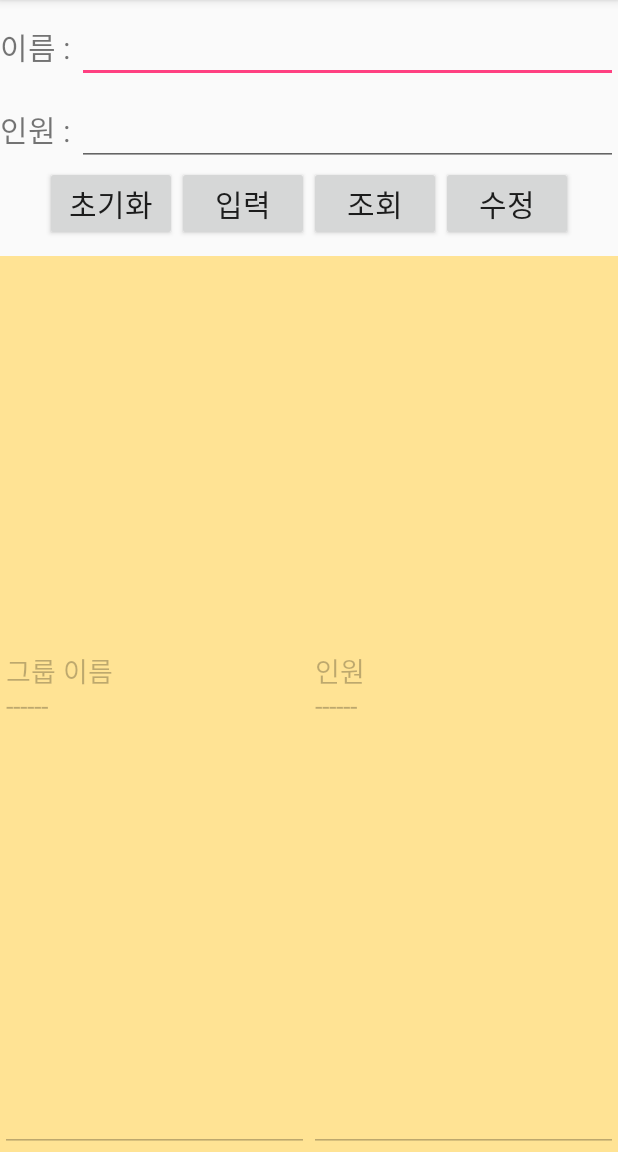
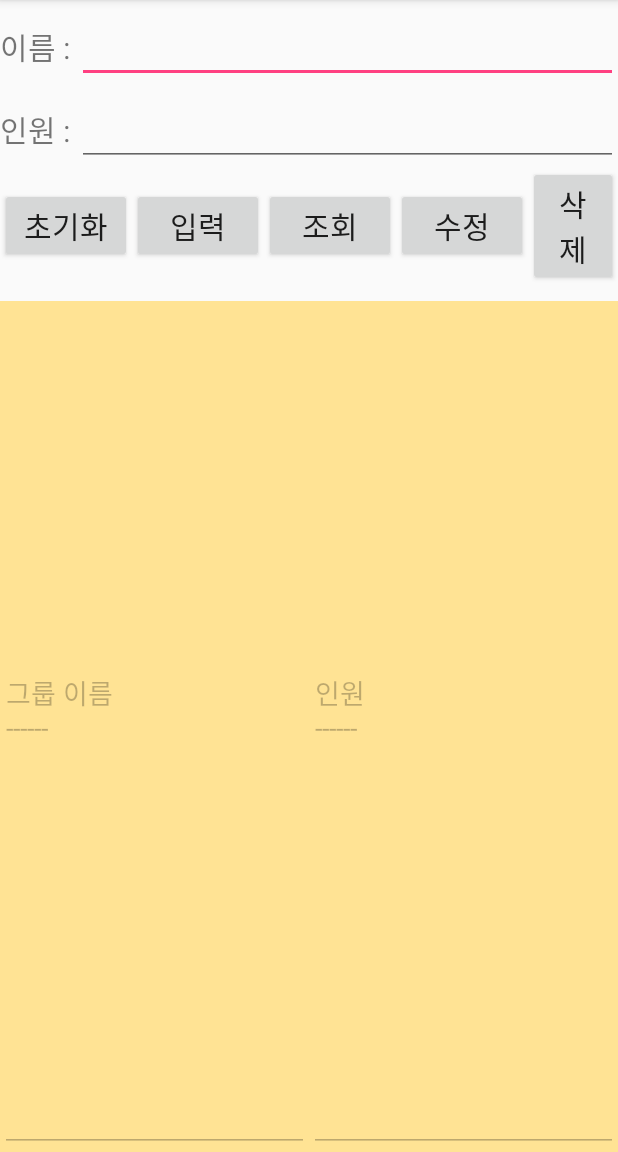
Before and after one commit to benignstar/DBEx, an Android app: the screen it shows after launch (MainActivity), after a tap on "수정", on a phone screen of 412 x 824 dp, the part 84-1236 px from its top. Run offline under Robolectric (Android 15) with nearby library versions, the phone set to English and light mode, and no system bars; 1 statement that could not run was skipped; 3 other taps on this screen came first.

Commit message:
delete Button Handling

```diff
--- a/app/src/main/java/benignstar/kr/hs/emirim/dbex/MainActivity.java
+++ b/app/src/main/java/benignstar/kr/hs/emirim/dbex/MainActivity.java
@@ -14,7 +14,7 @@ import android.widget.Toast;
 public class MainActivity extends AppCompatActivity {
     MyDBHelper myHelper;
     EditText edit_group_name, edit_group_count, edit_result_name, edit_result_count;
-    Button but_init, but_insert, but_select, but_update;
+    Button but_init, but_insert, but_select, but_update, but_delete;
     SQLiteDatabase sqlDB;
 
     @Override
@@ -30,6 +30,7 @@ public class MainActivity extends AppCompatActivity {
         but_insert=(Button)findViewById(R.id.but_insert);
         but_select=(Button)findViewById(R.id.but_select);
         but_update=(Button)findViewById(R.id.but_update);
+        but_delete=(Button)findViewById(R.id.but_delete);
 
         myHelper=new MyDBHelper(this);
         but_init.setOnClickListener(new View.OnClickListener() {
@@ -40,15 +41,24 @@ public class MainActivity extends AppCompatActivity {
                 sqlDB.close();
             }
         });
-
+        but_delete.setOnClickListener(new View.OnClickListener() {
+            @Override
+            public void onClick(View view) {
+                sqlDB=myHelper.getWritableDatabase();
+                String sql="delete from idolTable where idolName='"+edit_group_name.getText().toString()+"'";
+                sqlDB.execSQL(sql);
+                sqlDB.close();
+                Toast.makeText(MainActivity.this, "삭제됨", Toast.LENGTH_LONG).show();
+            }
+        });
         but_update.setOnClickListener(new View.OnClickListener() {
             @Override
             public void onClick(View view) {
                 sqlDB=myHelper.getWritableDatabase();
-                String sql="update idolTable set idolCount="+edit_group_count.getText().toString()+" where idolName="+edit_group_name.getText().toString();
+                String sql="update idolTable set idolCount="+edit_group_count.getText()+" where idolName='"+edit_group_name.getText().toString()+"';";
                 sqlDB.execSQL(sql);
                 sqlDB.close();
-                Toast.makeText(MainActivity.this, "저장됨", Toast.LENGTH_LONG).show();
+                Toast.makeText(MainActivity.this, "수정됨", Toast.LENGTH_LONG).show();
             }
         });
 
--- a/app/src/main/res/layout/activity_main.xml
+++ b/app/src/main/res/layout/activity_main.xml
@@ -65,6 +65,12 @@
             android:text="수정"
             android:layout_width="wrap_content"
             android:layout_height="wrap_content" />
+        <Button
+            android:textSize="20sp"
+            android:id="@+id/but_delete"
+            android:text="삭제"
+            android:layout_width="wrap_content"
+            android:layout_height="wrap_content" />
     </LinearLayout>
     <LinearLayout
         android:background="#ffe394"
```
